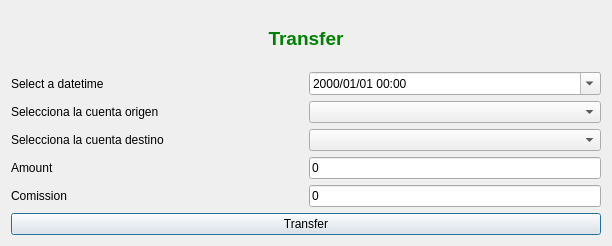
The window that ui/frmTransfer.ui (turulomio/xulpymoney) describes before a commit, drawn with Qt 5.
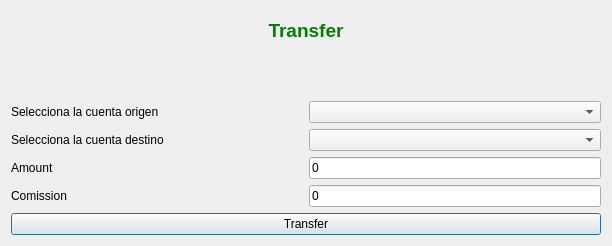
The same window after the commit. Icons and pictures are not drawn. Custom widgets are drawn as their Qt base class.

Diff of the .ui file:
```diff
--- a/ui/frmTransfer.ui
+++ b/ui/frmTransfer.ui
@@ -49,24 +49,7 @@
      <item>
       <layout class="QHBoxLayout" name="horizontalLayout_2">
        <item>
-        <widget class="QLabel" name="label">
-         <property name="text">
-          <string>Select a datetime</string>
-         </property>
-        </widget>
-       </item>
-       <item>
-        <widget class="QDateTimeEdit" name="dtedit">
-         <property name="currentSection">
-          <enum>QDateTimeEdit::HourSection</enum>
-         </property>
-         <property name="displayFormat">
-          <string>yyyy/MM/dd HH:mm</string>
-         </property>
-         <property name="calendarPopup">
-          <bool>true</bool>
-         </property>
-        </widget>
+        <widget class="wdgDatetime" name="wdgDT" native="true"/>
        </item>
       </layout>
      </item>
@@ -173,6 +156,12 @@
    <extends>QLineEdit</extends>
    <header location="global">myqlineedit</header>
   </customwidget>
+  <customwidget>
+   <class>wdgDatetime</class>
+   <extends>QWidget</extends>
+   <header location="global">wdgDatetime</header>
+   <container>1</container>
+  </customwidget>
  </customwidgets>
  <resources>
   <include location="../images/xulpymoney.qrc"/>
```
